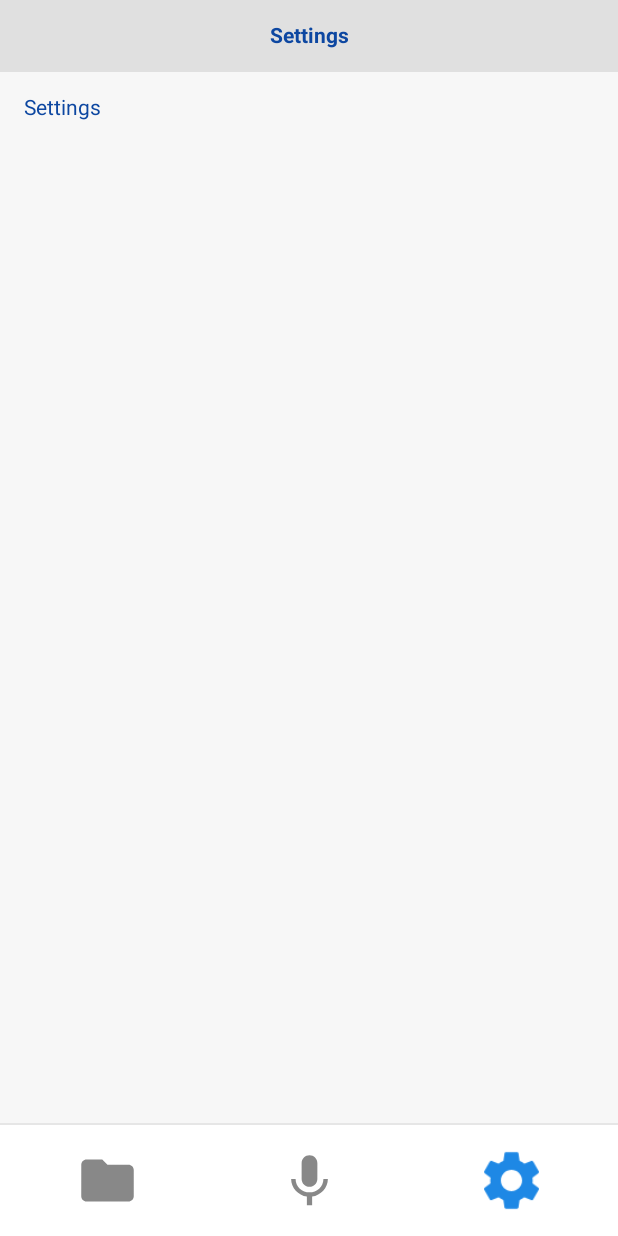
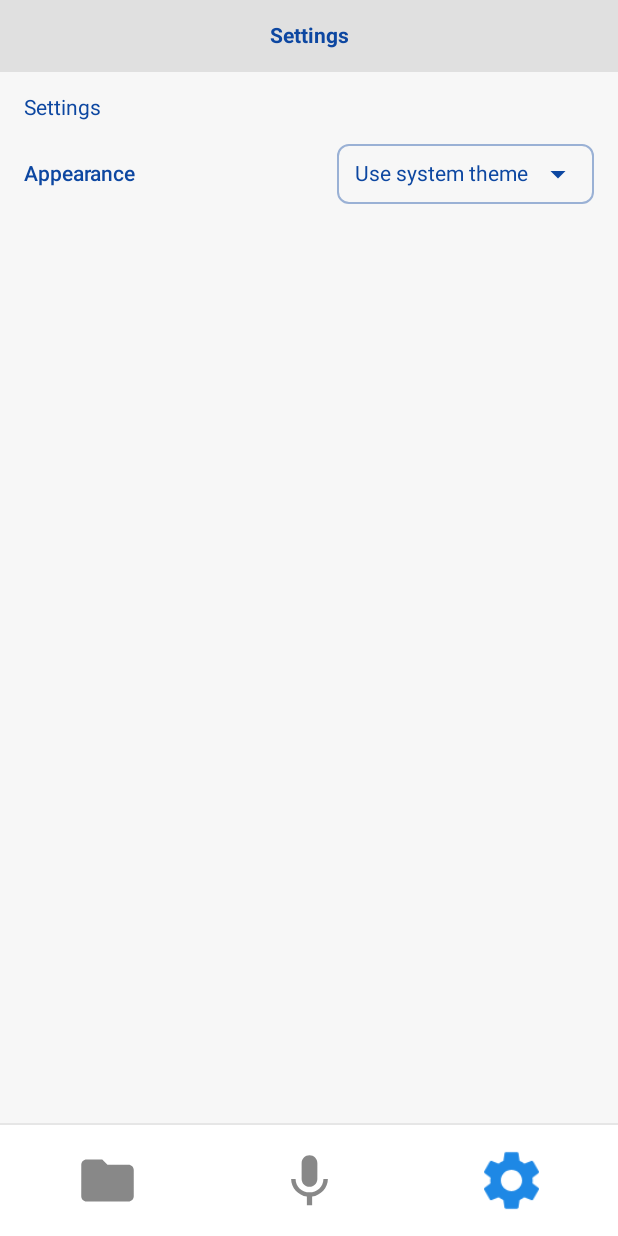
Before and after one commit to Sham-Naq/whisper_kotlin, an Android app built with Jetpack Compose: the screen it shows after launch (MainActivity), after a tap on "Settings", on a phone screen of 412 x 824 dp. Run offline under Robolectric (Android 15) with nearby library versions, the phone set to English and light mode, and no system bars; pictures from the network do not load; 2 other taps on this screen came first.

Commit message:
appearence settings added

```diff
--- a/app/src/main/java/com/example/whisper_kotlin/MainActivity.kt
+++ b/app/src/main/java/com/example/whisper_kotlin/MainActivity.kt
@@ -85,6 +85,12 @@ private enum class BottomTab(val route: String, val header: String) {
     Settings(route = "settings", header = "Settings")
 }
 
+enum class ThemePreference {
+    System,
+    Light,
+    Dark
+}
+
 private val bottomTabOrder: List<BottomTab> = listOf(
     BottomTab.Transcription,
     BottomTab.Recorder,
@@ -96,8 +102,15 @@ private val bottomTabOrder: List<BottomTab> = listOf(
 private fun HomeScreen() {
     var activeTab by rememberSaveable { mutableStateOf(BottomTab.Transcription) }
     var detailEntryId by rememberSaveable { mutableStateOf<Long?>(null) }
+    var themeSelection by rememberSaveable { mutableStateOf(ThemePreference.System.name) }
+    val themePreference = remember(themeSelection) { ThemePreference.valueOf(themeSelection) }
 
-    val isDark = isSystemInDarkTheme()
+    val systemDark = isSystemInDarkTheme()
+    val isDark = when (themePreference) {
+        ThemePreference.System -> systemDark
+        ThemePreference.Light -> false
+        ThemePreference.Dark -> true
+    }
     val background = if (isDark) Color(0xFF121212) else Color(0xFFF7F7F7)
     val headerBg = if (isDark) Color(0xFF1E1E1E) else Color(0xFFE0E0E0)
     val primaryTextColor = if (isDark) Color(0xFF90CAF9) else Color(0xFF0D47A1)
@@ -216,7 +229,12 @@ private fun HomeScreen() {
                             )
                         }
                         BottomTab.Settings -> {
-                            SettingsScreen(Modifier.fillMaxSize(), textColor = primaryTextColor)
+                            SettingsScreen(
+                                modifier = Modifier.fillMaxSize(),
+                                textColor = primaryTextColor,
+                                themePreference = themePreference,
+                                onThemePreferenceChange = { newPref -> themeSelection = newPref.name }
+                            )
                         }
                     }
                 }
--- a/app/src/main/java/com/example/whisper_kotlin/recorder/AudioRecorder.kt
+++ b/app/src/main/java/com/example/whisper_kotlin/recorder/AudioRecorder.kt
@@ -42,6 +42,7 @@ class AudioRecorder(
 
     fun start(outputRawFile: java.io.File? = null) {
         if (job != null) return
+        paused = false
         val rec = AudioRecord(
             MediaRecorder.AudioSource.MIC,
             sampleRate,
@@ -102,6 +103,7 @@ class AudioRecorder(
     fun resume() { paused = false }
 
     suspend fun stop() {
+        paused = false
         job?.cancelAndJoin()
         job = null
         record?.let {
--- a/app/src/main/java/com/example/whisper_kotlin/ui/SettingsScreen.kt
+++ b/app/src/main/java/com/example/whisper_kotlin/ui/SettingsScreen.kt
@@ -1,21 +1,96 @@
 package com.example.whisper_kotlin
 
 import androidx.compose.runtime.Composable
+import androidx.compose.runtime.mutableStateOf
+import androidx.compose.runtime.remember
+import androidx.compose.runtime.getValue
+import androidx.compose.runtime.setValue
 import androidx.compose.foundation.layout.*
 import androidx.compose.foundation.text.BasicText
+import androidx.compose.foundation.border
+import androidx.compose.foundation.clickable
+import androidx.compose.foundation.shape.RoundedCornerShape
+import androidx.compose.material.DropdownMenu
+import androidx.compose.material.DropdownMenuItem
+import androidx.compose.material.Icon
+import androidx.compose.material.icons.Icons
+import androidx.compose.material.icons.filled.ArrowDropDown
 import androidx.compose.ui.Alignment
 import androidx.compose.ui.Modifier
 import androidx.compose.ui.graphics.Color
 import androidx.compose.ui.text.TextStyle
+import androidx.compose.ui.unit.dp
+import androidx.compose.ui.text.font.FontWeight
 
 @Composable
-fun SettingsScreen(modifier: Modifier = Modifier, textColor: Color = Color(0xFF0D47A1)) {
+fun SettingsScreen(
+    modifier: Modifier = Modifier,
+    textColor: Color = Color(0xFF0D47A1),
+    themePreference: ThemePreference,
+    onThemePreferenceChange: (ThemePreference) -> Unit
+) {
     Column(
         modifier = modifier,
         verticalArrangement = Arrangement.Top,
         horizontalAlignment = Alignment.Start
     ) {
         BasicText("Settings", style = TextStyle(color = textColor))
-        // Future: app settings
+        Spacer(modifier = Modifier.height(16.dp))
+
+        val labels = remember {
+            mapOf(
+                ThemePreference.System to "Use system theme",
+                ThemePreference.Light to "Light",
+                ThemePreference.Dark to "Dark"
+            )
+        }
+        var expanded by remember { mutableStateOf(false) }
+
+        Row(
+            modifier = Modifier.fillMaxWidth(),
+            verticalAlignment = Alignment.CenterVertically
+        ) {
+            BasicText(
+                text = "Appearance",
+                style = TextStyle(color = textColor, fontWeight = FontWeight.SemiBold)
+            )
+            Spacer(modifier = Modifier.weight(1f))
+            Box {
+                Row(
+                    modifier = Modifier
+                        .border(1.dp, textColor.copy(alpha = 0.4f), RoundedCornerShape(8.dp))
+                        .clickable { expanded = true }
+                        .padding(horizontal = 12.dp, vertical = 8.dp),
+                    verticalAlignment = Alignment.CenterVertically
+                ) {
+                    BasicText(
+                        text = labels[themePreference] ?: themePreference.name,
+                        style = TextStyle(color = textColor)
+                    )
+                    Spacer(modifier = Modifier.width(8.dp))
+                    Icon(
+                        imageVector = Icons.Filled.ArrowDropDown,
+                        contentDescription = "Theme options",
+                        tint = textColor
+                    )
+                }
+
+                DropdownMenu(expanded = expanded, onDismissRequest = { expanded = false }) {
+                    ThemePreference.values().forEach { option ->
+                        DropdownMenuItem(
+                            onClick = {
+                                expanded = false
+                                onThemePreferenceChange(option)
+                            }
+                        ) {
+                            BasicText(
+                                text = labels[option] ?: option.name,
+                                style = TextStyle(color = textColor)
+                            )
+                        }
+                    }
+                }
+            }
+        }
     }
 }
--- a/app/src/main/java/com/example/whisper_kotlin/ui/TranscriptionScreen.kt
+++ b/app/src/main/java/com/example/whisper_kotlin/ui/TranscriptionScreen.kt
@@ -154,7 +154,7 @@ fun TranscriptionScreen(
                                 )
                                 Spacer(modifier = Modifier.height(4.dp))
                                 BasicText(
-                                    text = "Saved: $timestamp",
+                                    text = "$timestamp",
                                     style = TextStyle(color = textColor.copy(alpha = 0.6f))
                                 )
                                 Spacer(modifier = Modifier.height(2.dp))
```
Also changed, not shown: app/src/main/java/com/example/whisper_kotlin/recorder/RecorderScreen.kt (+23 -2 lines).
